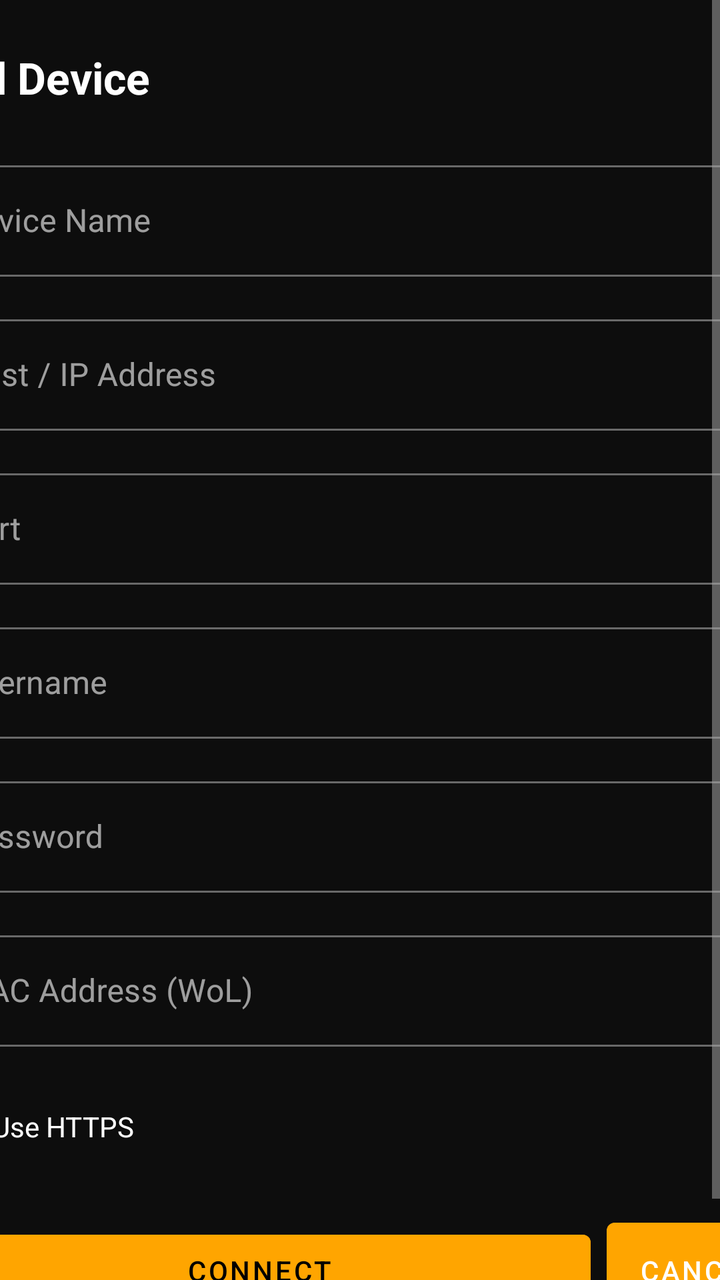
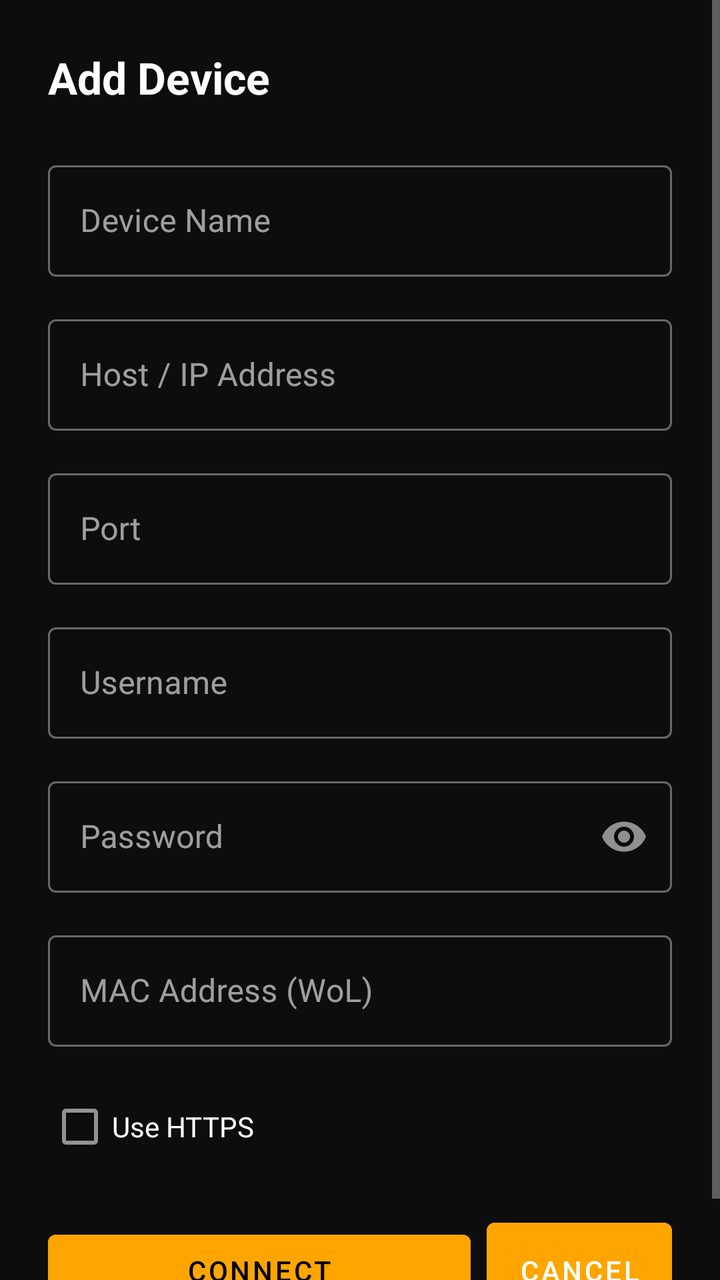

Screens rendered from an Android XML layout before and after an edit, with the pre-edit source and the edit as a unified diff.
<!-- AndroidManifest.xml: application theme Theme.Enigma2Android -->
<!-- res/layout/fragment_setup.xml -->
<?xml version="1.0" encoding="utf-8"?>
<ScrollView xmlns:android="http://schemas.android.com/apk/res/android"
    android:layout_width="match_parent"
    android:layout_height="match_parent"
    android:background="@color/background_dark">

    <LinearLayout
        android:layout_width="480dp"
        android:layout_height="wrap_content"
        android:layout_gravity="center_horizontal"
        android:orientation="vertical"
        android:padding="24dp">

        <TextView
            android:layout_width="match_parent"
            android:layout_height="wrap_content"
            android:text="@string/setup_title"
            android:textColor="@color/text_primary"
            android:textSize="22sp"
            android:textStyle="bold"
            android:layout_marginBottom="24dp" />

        <com.google.android.material.textfield.TextInputLayout
            android:layout_width="match_parent"
            android:layout_height="wrap_content"
            android:hint="@string/device_name"
            style="@style/Widget.MaterialComponents.TextInputLayout.OutlinedBox"
            android:layout_marginBottom="16dp">
            <com.google.android.material.textfield.TextInputEditText
                android:id="@+id/et_device_name"
                android:layout_width="match_parent"
                android:layout_height="wrap_content"
                android:inputType="text"
                android:textColor="@color/text_primary" />
        </com.google.android.material.textfield.TextInputLayout>

        <com.google.android.material.textfield.TextInputLayout
            android:layout_width="match_parent"
            android:layout_height="wrap_content"
            android:hint="@string/host_address"
            style="@style/Widget.MaterialComponents.TextInputLayout.OutlinedBox"
            android:layout_marginBottom="16dp">
            <com.google.android.material.textfield.TextInputEditText
                android:id="@+id/et_host"
                android:layout_width="match_parent"
                android:layout_height="wrap_content"
                android:inputType="textUri"
                android:textColor="@color/text_primary" />
        </com.google.android.material.textfield.TextInputLayout>

        <com.google.android.material.textfield.TextInputLayout
            android:layout_width="match_parent"
            android:layout_height="wrap_content"
            android:hint="@string/port"
            style="@style/Widget.MaterialComponents.TextInputLayout.OutlinedBox"
            android:layout_marginBottom="16dp">
            <com.google.android.material.textfield.TextInputEditText
                android:id="@+id/et_port"
                android:layout_width="match_parent"
                android:layout_height="wrap_content"
                android:inputType="number"
                android:textColor="@color/text_primary" />
        </com.google.android.material.textfield.TextInputLayout>

        <com.google.android.material.textfield.TextInputLayout
            android:layout_width="match_parent"
            android:layout_height="wrap_content"
            android:hint="@string/username"
            style="@style/Widget.MaterialComponents.TextInputLayout.OutlinedBox"
            android:layout_marginBottom="16dp">
            <com.google.android.material.textfield.TextInputEditText
                android:id="@+id/et_username"
                android:layout_width="match_parent"
                android:layout_height="wrap_content"
                android:inputType="text"
                android:textColor="@color/text_primary" />
        </com.google.android.material.textfield.TextInputLayout>

        <com.google.android.material.textfield.TextInputLayout
            android:layout_width="match_parent"
            android:layout_height="wrap_content"
            android:hint="@string/password"
            style="@style/Widget.MaterialComponents.TextInputLayout.OutlinedBox"
            app:passwordToggleEnabled="true"
            android:layout_marginBottom="16dp"
            xmlns:app="http://schemas.android.com/apk/res-auto">
            <com.google.android.material.textfield.TextInputEditText
                android:id="@+id/et_password"
                android:layout_width="match_parent"
                android:layout_height="wrap_content"
                android:inputType="textPassword"
                android:textColor="@color/text_primary" />
        </com.google.android.material.textfield.TextInputLayout>

        <com.google.android.material.textfield.TextInputLayout
            android:layout_width="match_parent"
            android:layout_height="wrap_content"
            android:hint="@string/mac_address"
            style="@style/Widget.MaterialComponents.TextInputLayout.OutlinedBox"
            android:layout_marginBottom="16dp">
            <com.google.android.material.textfield.TextInputEditText
                android:id="@+id/et_mac_address"
                android:layout_width="match_parent"
                android:layout_height="wrap_content"
                android:inputType="text"
                android:textColor="@color/text_primary" />
        </com.google.android.material.textfield.TextInputLayout>

        <CheckBox
            android:id="@+id/cb_https"
            android:layout_width="match_parent"
            android:layout_height="wrap_content"
            android:text="@string/use_https"
            android:textColor="@color/text_primary"
            android:layout_marginBottom="24dp" />

        <LinearLayout
            android:layout_width="match_parent"
            android:layout_height="wrap_content"
            android:orientation="horizontal">

            <Button
                android:id="@+id/btn_connect"
                android:layout_width="0dp"
                android:layout_height="48dp"
                android:layout_weight="1"
                android:text="@string/connect"
                android:backgroundTint="@color/accent"
                android:textColor="@android:color/black"
                android:layout_marginEnd="8dp" />

            <Button
                android:id="@+id/btn_cancel"
                android:layout_width="wrap_content"
                android:layout_height="48dp"
                android:text="@string/cancel"
                android:background="@drawable/bg_button"
                android:textColor="@color/text_primary" />
        </LinearLayout>
    </LinearLayout>
</ScrollView>
<!-- resources referenced by this layout -->
<resources>
  <color name="accent">#FFFFA500</color>
  <color name="background_dark">#0D0D0D</color>
  <color name="text_primary">#FFFFFFFF</color>
  <!-- drawable bg_button (drawable) -->
  <?xml version="1.0" encoding="utf-8"?>
  <ripple xmlns:android="http://schemas.android.com/apk/res/android"
      android:color="@color/ripple_color">
      <item android:state_pressed="true">
          <shape android:shape="rectangle">
              <solid android:color="@color/accent" />
              <corners android:radius="4dp" />
          </shape>
      </item>
      <item>
          <shape android:shape="rectangle">
              <solid android:color="@color/surface_elevated" />
              <stroke android:width="1dp" android:color="@color/accent" />
              <corners android:radius="4dp" />
          </shape>
      </item>
  </ripple>
  <string name="cancel">Cancel</string>
  <string name="connect">Connect</string>
  <string name="device_name">Device Name</string>
  <string name="host_address">Host / IP Address</string>
  <string name="mac_address">MAC Address (WoL)</string>
  <string name="password">Password</string>
  <string name="port">Port</string>
  <string name="setup_title">Add Device</string>
  <string name="use_https">Use HTTPS</string>
  <string name="username">Username</string>
  <style name="Theme.Enigma2Android" parent="Theme.MaterialComponents.NoActionBar">
          <item name="colorPrimary">@color/accent</item>
          <item name="colorPrimaryDark">@color/accent_dark</item>
          <item name="colorAccent">@color/accent</item>
          <item name="android:windowBackground">@color/background_dark</item>
          <item name="android:statusBarColor">@color/surface_dark</item>
          <item name="android:navigationBarColor">@color/surface_dark</item>
          <item name="android:textColorPrimary">@color/text_primary</item>
          <item name="android:textColorSecondary">@color/text_secondary</item>
      </style>
  <color name="ripple_color">#33FFA500</color>
  <color name="surface_elevated">#2A2A2A</color>
  <color name="accent_dark">#FFCC8400</color>
  <color name="surface_dark">#1A1A1A</color>
  <color name="text_secondary">#FFAAAAAA</color>
</resources>

<!-- the commit's change to res/layout/fragment_setup.xml (unified diff, before → after) -->
@@ -5,9 +5,8 @@
     android:background="@color/background_dark">
 
     <LinearLayout
-        android:layout_width="480dp"
+        android:layout_width="match_parent"
         android:layout_height="wrap_content"
-        android:layout_gravity="center_horizontal"
         android:orientation="vertical"
         android:padding="24dp">
 
